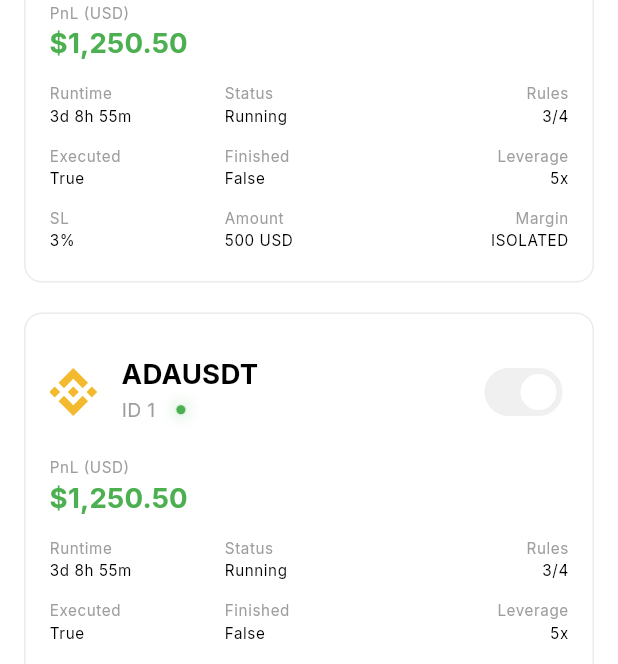
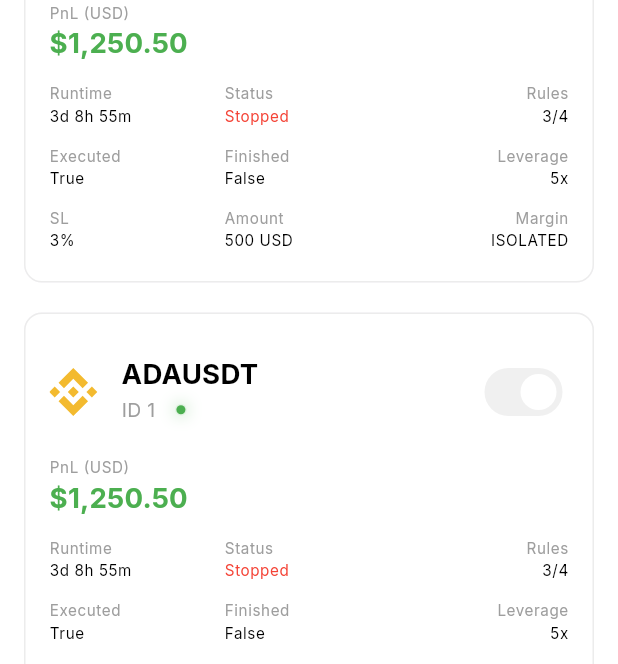
Before and after one commit to rey-sudo/blacker, a Flutter app: the BotsPage screen opened directly, on a phone screen of 412 x 824 dp. Shown: the part 238-902 px from the top of the screen. Run offline on Flutter 3.47's test engine with Material 3 defaults, Android fonts, the phone set to English and light mode, and no system bars; our stand-ins replace flutter_screenutil, flutter_svg, get.

Commit message:
Update bots_page.dart

```diff
--- a/mobile/lib/pages/bots_page.dart
+++ b/mobile/lib/pages/bots_page.dart
@@ -84,7 +84,7 @@ class BotsPage extends StatelessWidget {
   Widget _buildBotList(List bots, BotsController controller) {
     final actions = [
       {"title": "Runtime", "subtitle": "3d 8h 55m"},
-      {"title": "Status", "subtitle": "Running"},
+      {"title": "Status", "subtitle": "Stopped"},
       {"title": "Rules", "subtitle": "3/4"},
       {"title": "Executed", "subtitle": "True"},
       {"title": "Finished", "subtitle": "False"},
@@ -147,8 +147,7 @@ class BotsPage extends StatelessWidget {
                       Obx(
                         () => PulsatingIndicator(
                           isActive:
-                              bot["live"]?.value ??
-                              false, // este valor cambia
+                              bot["live"]?.value ?? false, // este valor cambia
                           size: 6,
                         ),
                       ),
@@ -234,7 +233,14 @@ class BotsPage extends StatelessWidget {
                               Text(
                                 actions[i]["subtitle"]!,
                                 style: Theme.of(context).textTheme.bodySmall
-                                    ?.copyWith(color: Colors.black),
+                                    ?.copyWith(
+                                      color:
+                                          actions[i]["title"] == "Status" &&
+                                              actions[i]["subtitle"] ==
+                                                  "Stopped"
+                                          ? Colors.red
+                                          : Colors.black,
+                                    ),
                               ),
                             ],
                           ),
```
